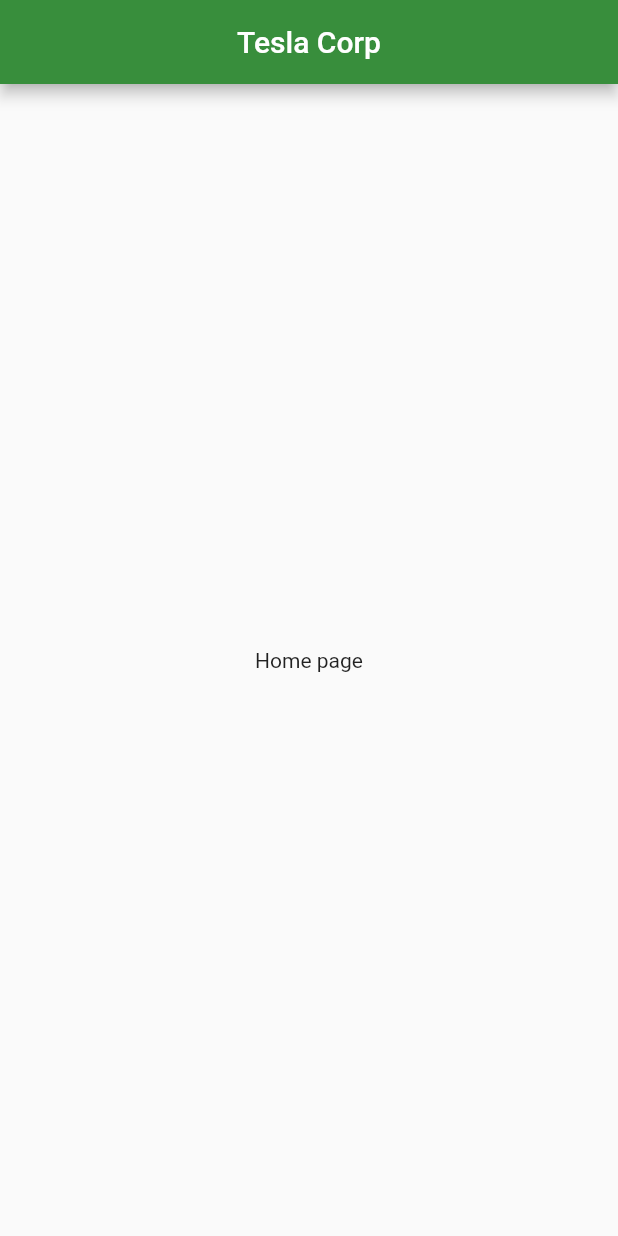
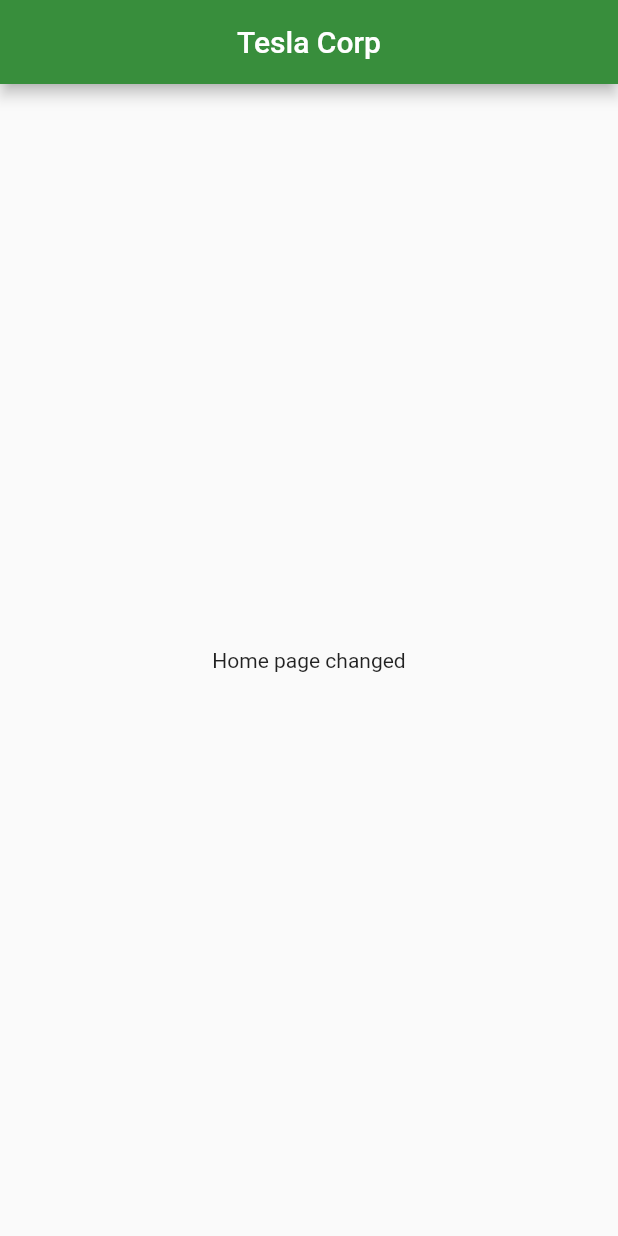
Before and after one commit to bunnygens/flutter_testone, a Flutter app: the screen it shows after launch, on a phone screen of 412 x 824 dp. Run offline on Flutter 3.47's test engine with Material 2 defaults, Android fonts, the phone set to English and light mode, and no system bars.

Commit message:
second time i changed center text

```diff
--- a/lib/main.dart
+++ b/lib/main.dart
@@ -34,7 +34,7 @@ class _HomePageState extends State<HomePage> {
         title: const Text("Tesla Corp"),
       ),
       body: const Center(
-        child: Text('Home page'),
+        child: Text('Home page changed'),
       ),
     );
   }
```
